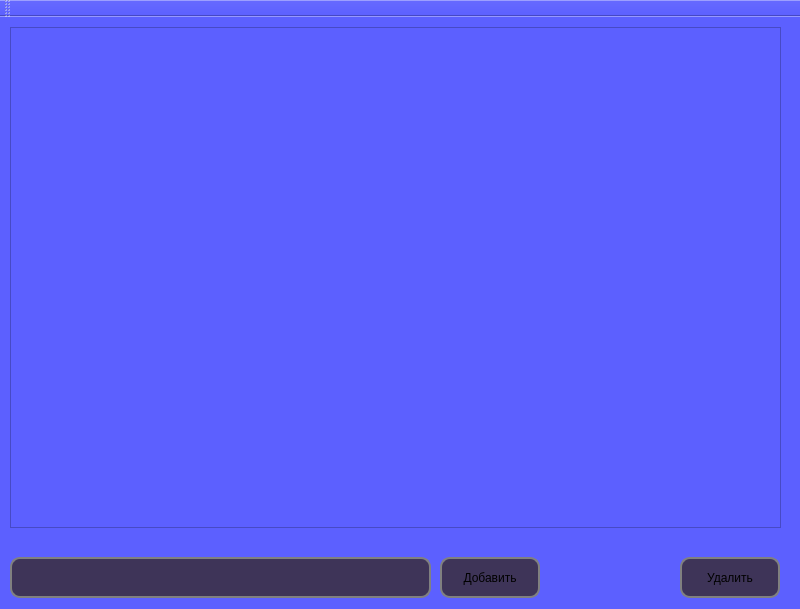
Above: mainwindow.ui from JolyCarter/brodyagi_project before the change. Below: the same form after it.
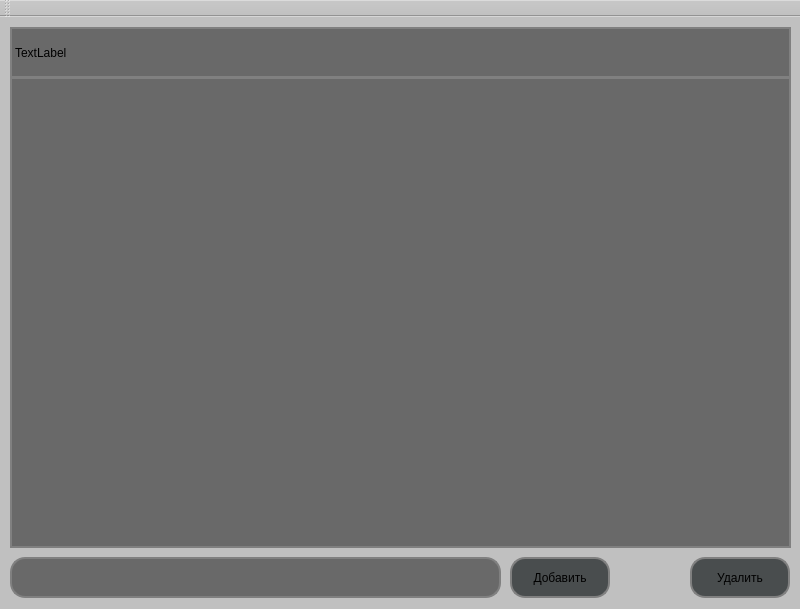
That is the form after the change.

```diff
--- a/mainwindow.ui
+++ b/mainwindow.ui
@@ -14,43 +14,59 @@
    <string>MainWindow</string>
   </property>
   <property name="styleSheet">
-   <string notr="true">* {
-
-}
-
-QWidget {
-	background:rgb(92, 96, 255);
+   <string notr="true">QWidget {
+	background:rgb(192, 192, 192);
 	font-size: 100%;
 }
 
+QLabel {
+	border:2px solid gray;
+	background:rgb(105, 105, 105);
+	font: 700 24pt &quot;Al Bayan&quot;;
+}
+
 QListWidget {
-	background:rgb(92, 96, 255);
+	border:2px solid gray;
+	background:rgb(105, 105, 105);
 	font: 700 24pt &quot;Al Bayan&quot;;
 }
 
+
 QLineEdit {
 	border:2px solid gray;
-	border-radius:10px;
-	background:rgb(62, 52, 88);
+	border-radius:15px;
+	background:rgb(105, 105, 105);
 	font: 700 18pt &quot;Al Bayan&quot;;
+}
 
-	
+
+QPushButton#pushButtonDel{
+	border:2px solid gray;
+	border-radius:15px;
+	background:rgb(73, 77, 78);
 }
 
-QPushButton {
+
+QPushButton#pushButton{
 	border:2px solid gray;
-	border-radius:10px;
-	background:rgb(62, 52, 88);
-}</string>
+	border-radius:15px;
+	background:rgb(73, 77, 78);
+}
+QPushButton#pushButton:hover {
+	border:2px solid gray;
+	border-radius:15px;
+	background:rgb(53, 132, 41);
+}
+</string>
   </property>
   <widget class="QWidget" name="centralwidget">
    <widget class="QListWidget" name="listWidget">
     <property name="geometry">
      <rect>
       <x>10</x>
-      <y>10</y>
-      <width>771</width>
-      <height>501</height>
+      <y>60</y>
+      <width>781</width>
+      <height>471</height>
      </rect>
     </property>
    </widget>
@@ -59,7 +75,7 @@
      <rect>
       <x>10</x>
       <y>540</y>
-      <width>421</width>
+      <width>491</width>
       <height>41</height>
      </rect>
     </property>
@@ -70,7 +86,7 @@
    <widget class="QPushButton" name="pushButton">
     <property name="geometry">
      <rect>
-      <x>440</x>
+      <x>510</x>
       <y>540</y>
       <width>100</width>
       <height>41</height>
@@ -83,7 +99,7 @@
    <widget class="QPushButton" name="pushButtonDel">
     <property name="geometry">
      <rect>
-      <x>680</x>
+      <x>690</x>
       <y>540</y>
       <width>100</width>
       <height>41</height>
@@ -93,6 +109,19 @@
      <string>Удалить</string>
     </property>
    </widget>
+   <widget class="QLabel" name="labelYourTask">
+    <property name="geometry">
+     <rect>
+      <x>10</x>
+      <y>10</y>
+      <width>781</width>
+      <height>51</height>
+     </rect>
+    </property>
+    <property name="text">
+     <string>TextLabel</string>
+    </property>
+   </widget>
   </widget>
   <widget class="QToolBar" name="toolBar">
    <property name="windowTitle">
```
Left out of the diff: 11 changed lines with no effect on the pictures.
